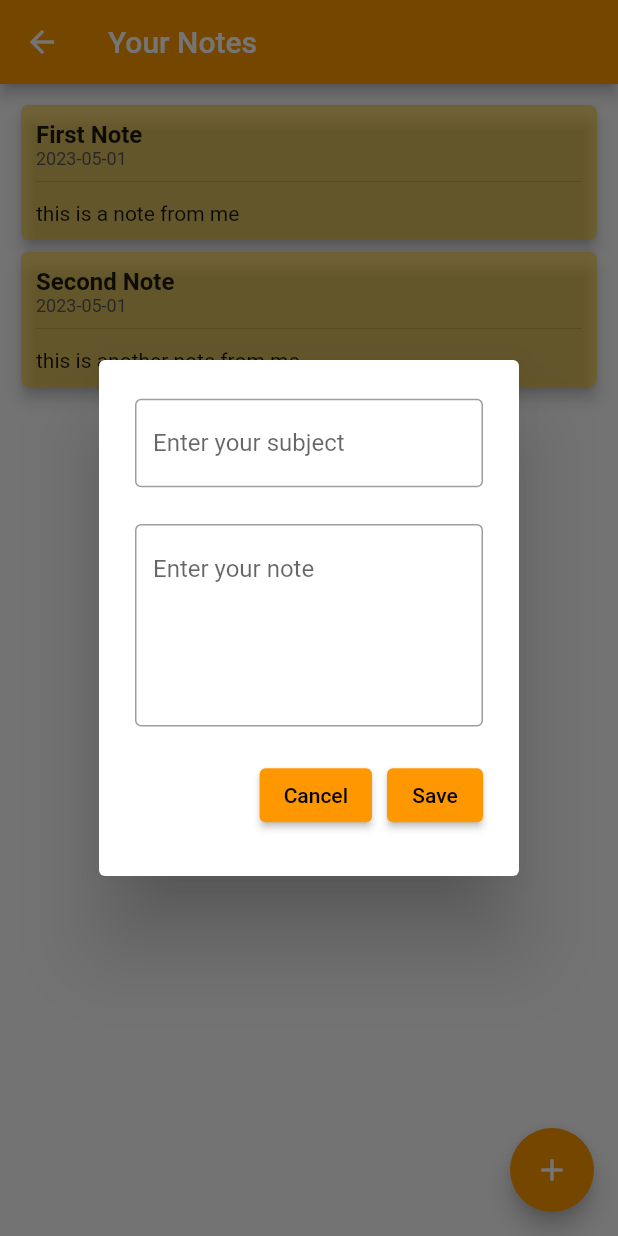
After one commit to kiranbishwo/lab_flutter, a Flutter app: the NotePage screen opened directly, after a tap on the "add" icon, on a phone screen of 412 x 824 dp. The commit adds this screen. Run offline on Flutter 3.47's test engine with Material 2 defaults, Android fonts, the phone set to English and light mode, and no system bars.

```diff
--- a/lib/add_exp.dart
+++ b/lib/add_exp.dart
@@ -22,9 +22,8 @@ class _SecondPageState extends State<SecondPage> {
 
   List<Map<String, dynamic>> formArray = [];
 
-  late final Function(Map<String, dynamic>) addItem;
-
   void handleSubmit() {
+    if (_myFormKey.currentState!.validate()) {
       Map<String, dynamic> newItem = {
         'date': _date.text,
         'price': _price.text,
@@ -34,6 +33,7 @@ class _SecondPageState extends State<SecondPage> {
 
       widget.addItem(newItem);
       Navigator.pop(context);
+    }
   }
 
   @override
--- /dev/null
+++ b/lib/model/notedata.dart
@@ -0,0 +1,7 @@
+class ModelForm {
+  String subject;
+  String date;
+  String discription;
+
+  ModelForm({ required this.subject,required this.date, required this.discription});
+}
--- /dev/null
+++ b/lib/note/noteform.dart
@@ -0,0 +1,85 @@
+import 'package:flutter/material.dart';
+import 'package:flutter/src/widgets/framework.dart';
+import 'package:flutter/src/widgets/placeholder.dart';
+
+class NoteForm extends StatelessWidget {
+  VoidCallback cancel;
+  VoidCallback onSave;
+  final note_controller;
+  final subject_controller;
+  final GlobalKey<FormState> _noteFormKey;
+
+  NoteForm({
+    Key? key,
+    required this.note_controller,
+    required this.subject_controller,
+    required this.onSave,
+    required this.cancel,
+    required GlobalKey<FormState> noteFormKey,
+  })  : _noteFormKey = noteFormKey,
+        super(key: key);
+
+  @override
+  Widget build(BuildContext context) {
+    return AlertDialog(
+        backgroundColor: Colors.white,
+        content: Form(
+          key: _noteFormKey,
+          child: Container(
+            height: 300,
+            child: Column(
+                mainAxisAlignment: MainAxisAlignment.spaceAround,
+                children: [
+                  TextFormField(
+                    controller: subject_controller,
+                    validator: (msg) {
+                      if (msg!.isEmpty) {
+                        return "Please Enter Subject";
+                      }
+                      return null;
+                    },
+                    decoration: InputDecoration(
+                        border: OutlineInputBorder(),
+                        hintText: "Enter your subject"),
+                  ),
+                  const SizedBox(
+                    height: 1,
+                  ),
+                  TextFormField(
+                    controller: note_controller,
+                    validator: (msg) {
+                      if (msg!.isEmpty) {
+                        return "Please Enter Note";
+                      }
+                      return null;
+                    },
+                    keyboardType: TextInputType.multiline,
+                    maxLines: 5,
+                    decoration: InputDecoration(
+                        border: OutlineInputBorder(),
+                        hintText: "Enter your note"),
+                  ),
+                  Container(
+                    margin: EdgeInsets.only(top: 10),
+                    child: Row(
+                      mainAxisAlignment: MainAxisAlignment.end,
+                      children: [
+                        ElevatedButton(
+                          onPressed: cancel,
+                          child: Text("Cancel"),
+                        ),
+                        const SizedBox(
+                          width: 10,
+                        ),
+                        ElevatedButton(
+                          onPressed: onSave,
+                          child: Text("Save"),
+                        ),
+                      ],
+                    ),
+                  )
+                ]),
+          ),
+        ));
+  }
+}
--- /dev/null
+++ b/lib/note/notepage.dart
@@ -0,0 +1,130 @@
+import 'package:flutter/material.dart';
+import 'package:intl/intl.dart';
+import '../model/notedata.dart';
+import 'noteform.dart';
+
+class NotePage extends StatefulWidget {
+  // const NotePage({Key? key, required this.title}) : super(key: key);
+
+  const NotePage({super.key, required this.title});
+  final String title;
+  @override
+  State<NotePage> createState() => _NotePageState();
+}
+
+class _NotePageState extends State<NotePage> {
+  String subject = '';
+  String date = '';
+  String discription = '';
+
+  final _noteFormKey = GlobalKey<FormState>();
+  final _notecontroller = TextEditingController();
+  final _subjectcontroller = TextEditingController();
+  List<Map<String, dynamic>> listOfNotes = [
+    {
+      "subject": "First Note",
+      "date": "2023-05-01",
+      "discription": "this is a note from me",
+    },
+    {
+      "subject": "Second Note",
+      "date": "2023-05-01",
+      "discription": "this is another note from me",
+    }
+  ];
+  void saveNewNote() {
+    if (_noteFormKey.currentState!.validate()) {
+      setState(() {
+        DateTime now = DateTime.now();
+        String formattedDate = DateFormat('yyyy-MM-dd')
+            .format(now); // Format the date as "yyyy-MM-dd"
+        Map<String, dynamic> newNote = {
+          "subject": _subjectcontroller.text,
+          "date": formattedDate,
+          "discription": _notecontroller.text,
+        };
+        listOfNotes.add(newNote);
+        Navigator.of(context).pop();
+        _subjectcontroller.text = '';
+        _notecontroller.text = '';
+      });
+    }
+  }
+
+  void handleNoteSubmit() {
+    showDialog(
+        context: context,
+        builder: (context) {
+          // return NoteForm(
+          //   formKey: _noteFormKey,
+          //   note_controller: _notecontroller,
+          //   subject_controller: _subjectcontroller,
+          //   onSave: saveNewNote,
+          //   cancel: () => Navigator.of(context).pop(),
+          // );
+          return NoteForm(
+            note_controller: _notecontroller,
+            subject_controller: _subjectcontroller,
+            onSave: saveNewNote,
+            cancel: () => Navigator.of(context).pop(),
+            noteFormKey: _noteFormKey,
+          );
+        });
+  }
+
+  @override
+  Widget build(BuildContext context) {
+    return Scaffold(
+      appBar: AppBar(
+        title: Text(
+          widget.title,
+          style: TextStyle(color: Colors.white),
+        ),
+      ),
+      body: Padding(
+        padding: EdgeInsets.all(10),
+        child: Container(
+          child: ListView.builder(
+              itemCount: listOfNotes.length,
+              itemBuilder: (context, index) {
+                var item = listOfNotes[index];
+                return Card(
+                  color: Colors.amber.withOpacity(0.5),
+                  elevation: 4,
+                  shape: RoundedRectangleBorder(
+                    borderRadius: BorderRadius.circular(5),
+                  ),
+                  child: Padding(
+                    padding: EdgeInsets.all(10),
+                    child: Column(
+                        crossAxisAlignment: CrossAxisAlignment.start,
+                        children: [
+                          Text(
+                            item['subject'],
+                            style: TextStyle(
+                                fontWeight: FontWeight.bold, fontSize: 16),
+                          ),
+                          Text(
+                            item['date'],
+                            style: TextStyle(
+                                fontSize: 12,
+                                color: Color.fromARGB(255, 87, 85, 85)),
+                          ),
+                          Divider(),
+                          Container(
+                            margin: EdgeInsets.only(top: 5),
+                            child: Text(item['discription']),
+                          ),
+                        ]),
+                  ),
+                );
+              }),
+        ),
+      ),
+      floatingActionButton: FloatingActionButton(
+        onPressed: handleNoteSubmit,
+        child: Icon(Icons.add, color: Colors.white),
+      ),
+    );
+  }
+}
--- a/lib/sidebar.dart
+++ b/lib/sidebar.dart
@@ -1,5 +1,6 @@
 import 'package:flutter/material.dart';
 import 'package:lab_project/exp_list.dart';
+import 'package:lab_project/note/notepage.dart';
 
 class SideBar extends StatelessWidget {
   @override
@@ -40,6 +41,10 @@ class SideBar extends StatelessWidget {
                               fontSize: 20,
                               color: Colors.black),
                         ),
+                        Text(
+                          "Student",
+                          style: TextStyle(fontWeight: FontWeight.bold),
+                        ),
                         Text("Kiran@apexcollege.edu.np"),
                       ],
                     ),
@@ -75,9 +80,17 @@ class SideBar extends StatelessWidget {
               },
             ),
             ListTile(
-              leading: Icon(Icons.data_object),
-              title: Text("Local Storage"),
-              onTap: () => null,
+              leading: Icon(Icons.note),
+              title: Text("Your Notes"),
+              onTap: () {
+                // Handle logout tap
+                Navigator.push(
+                  context,
+                  MaterialPageRoute(
+                    builder: (context) => const NotePage(title: 'Your Notes'),
+                  ),
+                );
+              },
             ),
             ListTile(
               leading: Icon(Icons.fireplace),
```
Lines whose indentation alone changed are shown as unchanged.
